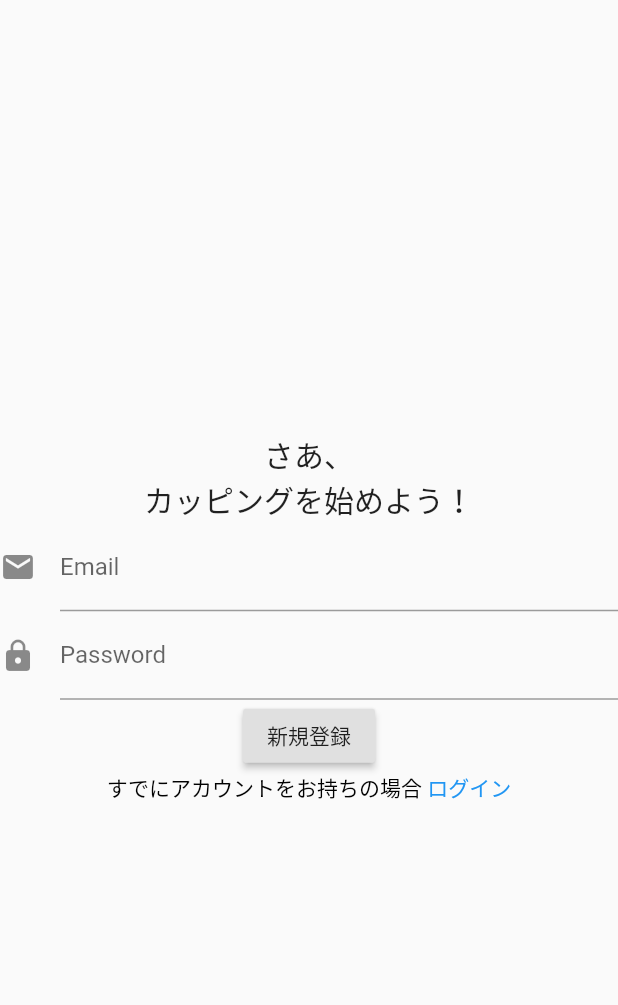
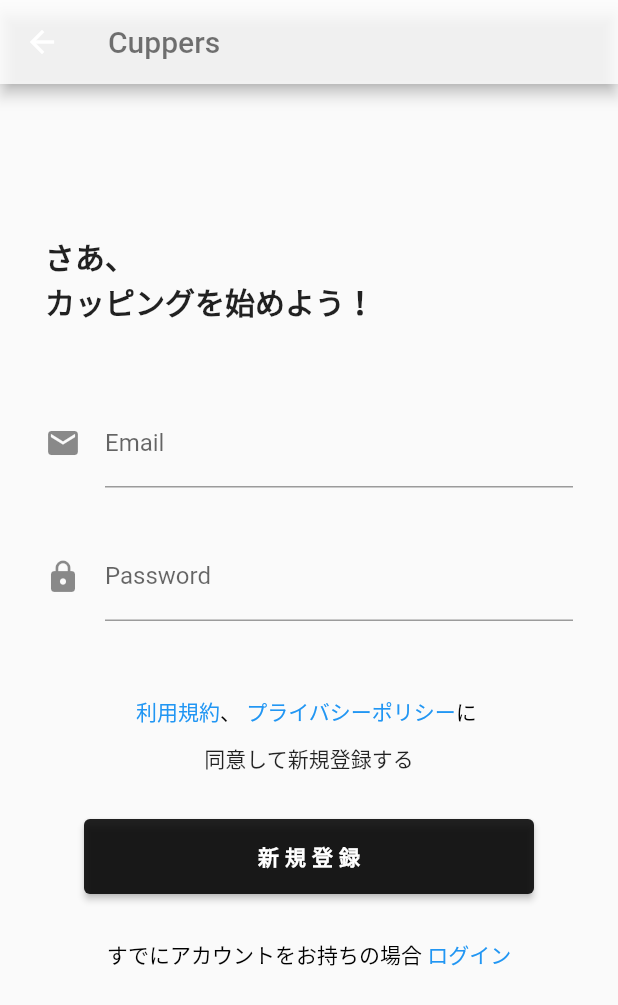
Before and after one commit to aiirononeko/cuppers_mobile, a Flutter app: the RegistrationPage screen opened by its route, on a phone screen of 412 x 824 dp. Shown: the top 1005 px of the screen. Run offline on Flutter 3.47's test engine with Material 2 defaults, Android fonts, the phone set to English and light mode, and no system bars; our stand-ins replace cloud_firestore, firebase_auth, firebase_core; missing offline and left inert: flutter_radar_chart; accounts and stored records are empty.

Commit message:
新規登録画面のレイアウトを調整

```diff
--- a/lib/views/RegistrationPage.dart
+++ b/lib/views/RegistrationPage.dart
@@ -17,23 +17,45 @@ class _RegistrationPageState extends State<RegistrationPage> {
   @override
   Widget build(BuildContext context) {
     return Scaffold(
+      appBar: AppBar(
+        title: Text(
+          'Cuppers',
+          style: TextStyle(
+              color: Colors.black54
+          ),
+        ),
+        backgroundColor: Colors.white.withOpacity(0.8),
+      ),
       body: Container(
         child: Column(
-            mainAxisAlignment: MainAxisAlignment.center,
           children: <Widget>[
-              Text(
+            Container(
+              width: double.infinity,
+              margin: EdgeInsets.fromLTRB(30, 100, 10, 0),
+              child: Text(
                 'さあ、',
+                textAlign: TextAlign.left,
                 style: TextStyle(
                   fontSize: 20,
+                  fontWeight: FontWeight.bold
                 ),
               ),
-              Text(
+            ),
+            Container(
+              width: double.infinity,
+              margin: EdgeInsets.fromLTRB(30, 0, 10, 50),
+              child: Text(
                 'カッピングを始めよう！',
+                textAlign: TextAlign.left,
                 style: TextStyle(
-                    fontSize: 20
+                    fontSize: 20,
+                    fontWeight: FontWeight.bold
                 ),
               ),
-              new TextField(
+            ),
+            Container(
+              margin: EdgeInsets.fromLTRB(30, 0, 30, 30),
+              child: new TextField(
                 enabled: true,
                 decoration: const InputDecoration(
                   icon: Icon(Icons.email),
@@ -41,8 +63,11 @@ class _RegistrationPageState extends State<RegistrationPage> {
                   labelText: 'Email',
                 ),
                 onChanged: _handleEmail,
+              )
             ),
-              new TextField(
+            Container(
+              margin: EdgeInsets.fromLTRB(30, 0, 30, 50),
+              child: new TextField(
                 enabled: true,
                 obscureText: true,
                 decoration: const InputDecoration(
@@ -51,9 +76,64 @@ class _RegistrationPageState extends State<RegistrationPage> {
                   labelText: 'Password',
                 ),
                 onChanged: _handlePassword,
+              )
             ),
-              new RaisedButton(
-                child: const Text('新規登録'),
+            Container(
+              margin: EdgeInsets.fromLTRB(30, 0, 30, 10),
+              child: RichText(
+                text: TextSpan(
+                  children: [
+                    TextSpan(
+                        text: '利用規約',
+                        style: TextStyle(color: Colors.blue),
+                        recognizer: TapGestureRecognizer()
+                          ..onTap = () {
+                            Navigator.of(context).restorablePushNamed('/login'); // TODO 利用規約ページに遷移するように修正
+                          }
+                    ),
+                    TextSpan(
+                        text: '、 ',
+                        style: TextStyle(color: Colors.black)
+                    ),
+                    TextSpan(
+                        text: 'プライバシーポリシー',
+                        style: TextStyle(color: Colors.blue),
+                        recognizer: TapGestureRecognizer()
+                          ..onTap = () {
+                            Navigator.of(context).restorablePushNamed('/login'); // TODO プライバシーポリシーページに遷移するように修正
+                          }
+                    ),
+                    TextSpan(
+                      text: 'に ',
+                      style: TextStyle(color: Colors.black)
+                    )
+                  ]
+                )
+              )
+            ),
+            Container(
+              width: double.infinity,
+              margin: EdgeInsets.fromLTRB(30, 0, 30, 30),
+              child: Text(
+                '同意して新規登録する',
+                textAlign: TextAlign.center,
+              ),
+            ),
+            Container(
+              width: 300,
+              height: 50,
+              margin: EdgeInsets.fromLTRB(30, 0, 30, 30),
+              child: new ElevatedButton(
+                child: Text(
+                  '新規登録',
+                  style: TextStyle(
+                    fontWeight: FontWeight.bold,
+                    letterSpacing: 4
+                  ),
+                ),
+                style: ElevatedButton.styleFrom(
+                  primary: Colors.black87,
+                ),
                 onPressed: () async {
                   try {
 
@@ -81,6 +161,7 @@ class _RegistrationPageState extends State<RegistrationPage> {
                     print(e);
                   }
                 },
+              ),
             ),
             RichText(
               text: TextSpan(
```
Lines whose indentation alone changed are shown as unchanged.
